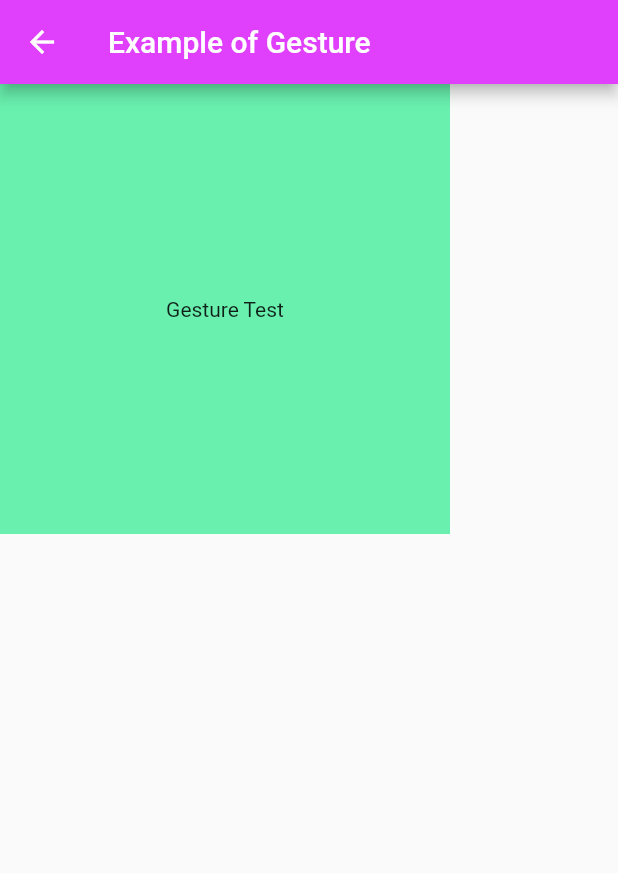
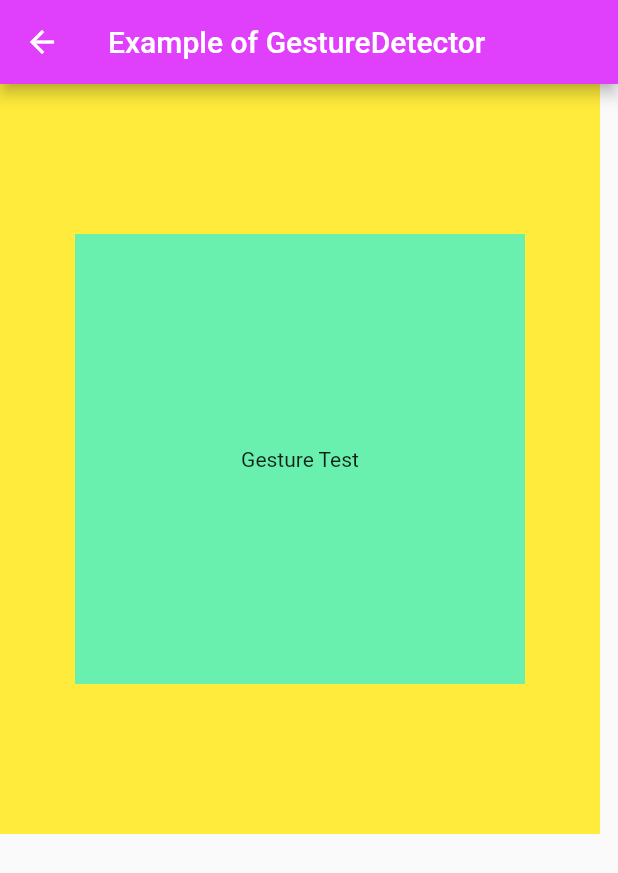
Before and after one commit to Talk8/FlutterCookbook, a Flutter app: the ExGesture screen opened directly, after a tap on "Gesture Test", on a phone screen of 412 x 824 dp. Shown: the top 873 px of the screen. Run offline on Flutter 3.47's test engine with Material 2 defaults, Android fonts, the light colour scheme and no system bars; our stand-ins replace dio, font_awesome_flutter, logger, shared_preferences; missing offline and left inert: dart:ffi; accounts and stored records are empty; generated files the repository leaves out were written again.

Commit message:
0087 add the comment.

```diff
--- a/lib/ex014_PointerEvent.dart
+++ b/lib/ex014_PointerEvent.dart
@@ -1,6 +1,6 @@
 import 'package:flutter/material.dart';
 
-//和23,24回中的内容相匹配
+///和23,24回中的内容相匹配
 class ExPointerEvent extends StatefulWidget {
   const ExPointerEvent({Key? key}) : super(key: key);
 
@@ -9,11 +9,12 @@
 }
 
 class _ExPointerEventState extends State<ExPointerEvent> {
+  ///event中的position是事件的全局坐标，相对于屏幕整个屏幕，localPosition是局部事件，相对于事件所在的容器
   void _eventCancle(PointerCancelEvent event) => print("Event cancel");
-  void _eventDown(PointerDownEvent event) => print("Event Down: position:${event.position}");
-  void _eventUp(PointerEvent event) => print("Event Up: position:${event.position}");
+  void _eventDown(PointerDownEvent event) => print("Event Down: position:${event.position},location:${event.localPosition}");
+  void _eventUp(PointerEvent event) => print("Event Up: position:${event.position},location:${event.localPosition}");
   void _eventMove(PointerEvent event) => print(
-      "Event Move: position:${event.position} transform: ${event.transform},delta: ${event.delta}");
+      "Event Move: position:${event.position},location:${event.localPosition} \n transform: ${event.transform},delta: ${event.delta}");
 
   @override
   Widget build(BuildContext context) {
--- a/lib/ex017_Gesture.dart
+++ b/lib/ex017_Gesture.dart
@@ -1,5 +1,6 @@
 import 'package:flutter/material.dart';
 
+///与31内容对应
 class ExGesture extends StatefulWidget {
   const ExGesture({Key? key}) : super(key: key);
 
@@ -13,9 +14,16 @@
     return Scaffold(
       appBar: AppBar(
         backgroundColor: Colors.purpleAccent,
-        title: const Text("Example of Gesture"),
+        title: const Text("Example of GestureDetector"),
       ),
-      body: GestureDetector(
+      body: Container(
+        width: 400,
+        height: 500,
+        color: Colors.yellow,
+        ///如果不指定对齐，child中的container会覆盖父container
+        ///因此不建议两个container嵌套使用，最好使用stack
+        alignment: Alignment.center,
+        child: GestureDetector(
           child: Container(
             alignment: Alignment.center,
             color: Colors.greenAccent,
@@ -26,16 +34,24 @@
           onTap: () {
             print("onTap");
           },
+          onTapDown: (details) {
+            print('onTapDown Clicked:'
+                'GlobalPos: ${details.globalPosition}'
+                'LocationPos: ${details.localPosition}');
+          },
           onDoubleTap: () {
             print("onDoubleTap");
           },
           onLongPress: () => print("onLongPress"),
           //向坐标值减小方向的滑动就是Horizon?
           onHorizontalDragStart: (dragDetails) =>
-            print("onHorizontalDragStart: ${dragDetails.localPosition}"),
+              print("onHorizontalDragStart: local: ${dragDetails.localPosition}"
+                  "global: ${dragDetails.globalPosition}"),
           //向坐标值增加方向的滑动就是Verti?
           onVerticalDragStart: (dragDetails) =>
-            print("onVerticalDragStart: ${dragDetails.localPosition}"),
+              print("onVerticalDragStart: local: ${dragDetails.localPosition}"
+                  "global: ${dragDetails.globalPosition}"),
+        ),
       ),
     );
   }
--- a/lib/ex018_Dismissible.dart
+++ b/lib/ex018_Dismissible.dart
@@ -1,5 +1,6 @@
 import 'package:flutter/material.dart';
 
+///与32内容对应
 class ExDismissble extends StatelessWidget {
   const ExDismissble({Key? key}) : super(key: key);
 
```
Lines whose indentation alone changed are shown as unchanged.
